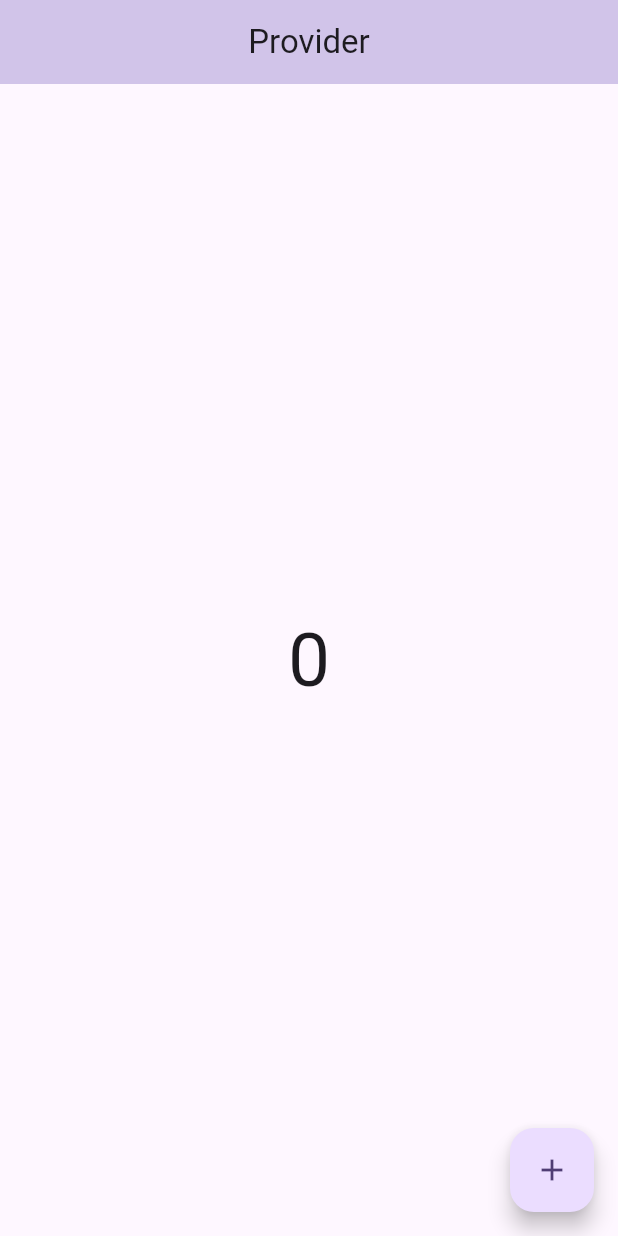
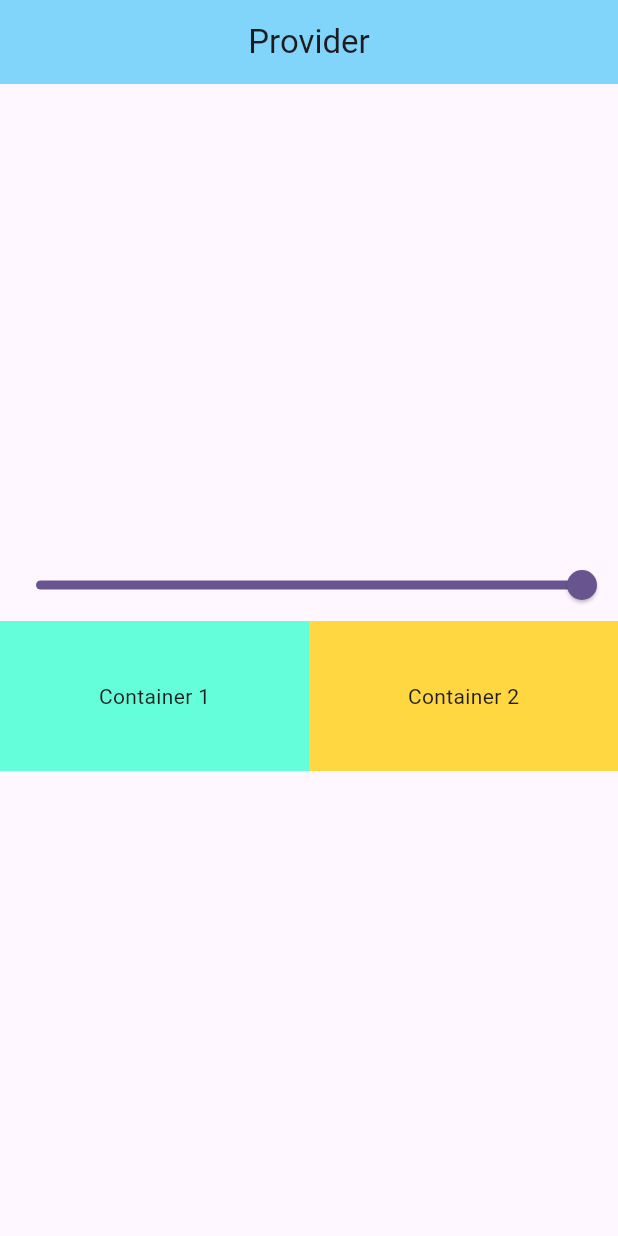
Before and after one commit to inzamam9494/fllutter_state_mangement_Learn, a Flutter app: the first screen one second after launch, on a phone screen of 412 x 824 dp. Run offline on Flutter 3.47's test engine with Material 3 defaults, Android fonts, the phone set to English and light mode, and no system bars.

Commit message:
Day 2 - Multiple Provider

```diff
--- a/lib/main.dart
+++ b/lib/main.dart
@@ -1,7 +1,9 @@
 import 'package:flutter/material.dart';
 import 'package:provider/provider.dart';
 import 'package:state_management/provider/count_provider.dart';
+import 'package:state_management/provider/example_one_provider.dart';
 import 'package:state_management/screens/count_example.dart';
+import 'package:state_management/screens/example_one.dart';
 
 void main() {
   runApp(const MyApp());
@@ -13,15 +15,18 @@ class MyApp extends StatelessWidget {
   // This widget is the root of your application.
   @override
   Widget build(BuildContext context) {
-    return ChangeNotifierProvider(
-      create: (_) => CountProvider(),
+    return MultiProvider(
+      providers: [
+        ChangeNotifierProvider(create: (_) => CountProvider()),
+        ChangeNotifierProvider(create: (_) => ExampleOneProvider())
+      ],
       child: MaterialApp(
         title: 'Flutter Demo',
         theme: ThemeData(
           colorScheme: ColorScheme.fromSeed(seedColor: Colors.deepPurple),
           useMaterial3: true,
         ),
-        home: const CountExample(),
+        home: const ExampleOne(),
       ),
     );
   }
--- /dev/null
+++ b/lib/provider/example_one_provider.dart
@@ -0,0 +1,11 @@
+import 'package:flutter/foundation.dart';
+
+class ExampleOneProvider with ChangeNotifier{
+  double _value = 1.0;
+  double get value => _value;
+
+  void setValue(double val){
+    _value = val;
+    notifyListeners();
+  }
+}
--- /dev/null
+++ b/lib/screens/example_one.dart
@@ -0,0 +1,65 @@
+import 'package:flutter/material.dart';
+import 'package:provider/provider.dart';
+import 'package:state_management/provider/example_one_provider.dart';
+
+class ExampleOne extends StatefulWidget {
+  const ExampleOne({super.key});
+
+  @override
+  State<ExampleOne> createState() => _ExampleOneState();
+}
+
+class _ExampleOneState extends State<ExampleOne> {
+
+  @override
+  Widget build(BuildContext context) {
+
+    final exampleOneProvider = Provider.of<ExampleOneProvider>(context,listen: false);
+
+    print('build');
+    return Scaffold(
+      appBar: AppBar(
+        centerTitle: true,
+        backgroundColor: Colors.lightBlue[200],
+        title: const Text("Provider"),
+      ),
+      body: Column(
+        mainAxisAlignment: MainAxisAlignment.center,
+        children: [
+          Consumer<ExampleOneProvider>(builder: (context,value,child){
+            return Slider(
+                min: 0,
+                max: 1,
+                value: value.value,
+                onChanged: (val) {
+                  exampleOneProvider.setValue(val);
+                });
+          }),
+          Consumer<ExampleOneProvider>(builder: (context,value,child){
+            return  Row(
+              children: [
+                Expanded(
+                  child: Container(
+                    height: 100,
+                    decoration: BoxDecoration(
+                        color: Colors.tealAccent[200]!.withOpacity(value.value)),
+                    child: const Center(child: Text("Container 1")),
+                  ),
+                ),
+                Expanded(
+                  child: Container(
+                    height: 100,
+                    decoration: BoxDecoration(
+                        color: Colors.amberAccent[200]!.withOpacity(value.value)),
+                    child: const Center(child: Text("Container 2")),
+                  ),
+                )
+              ],
+            );
+          }),
+
+        ],
+      ),
+    );
+  }
+}
```
